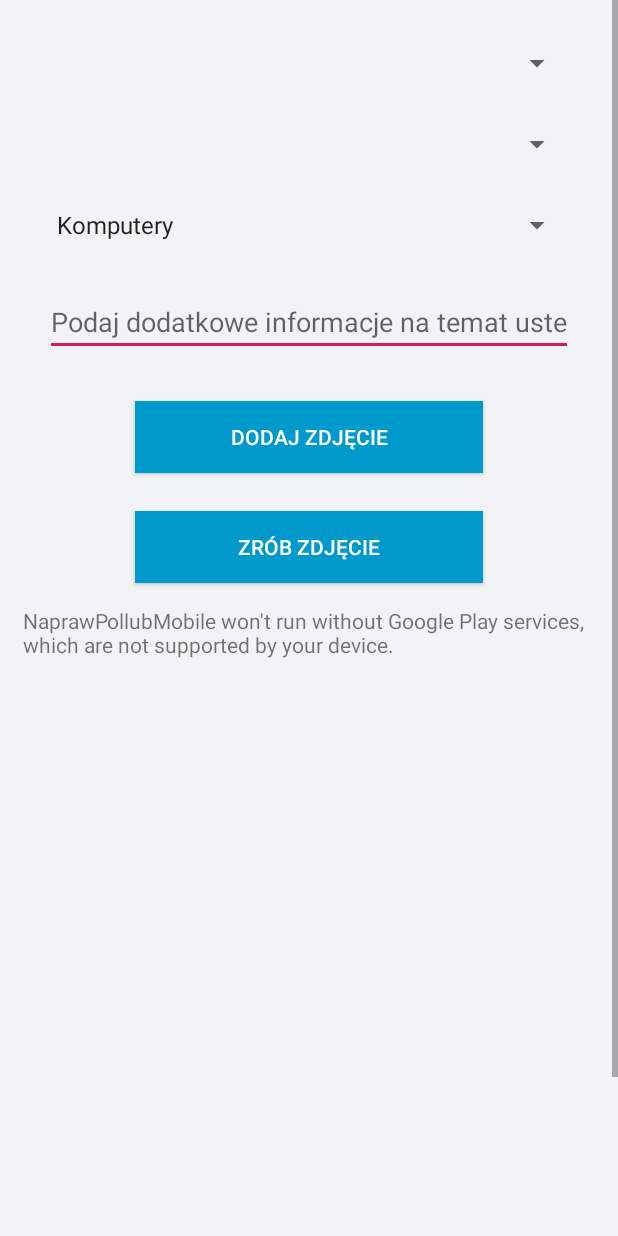
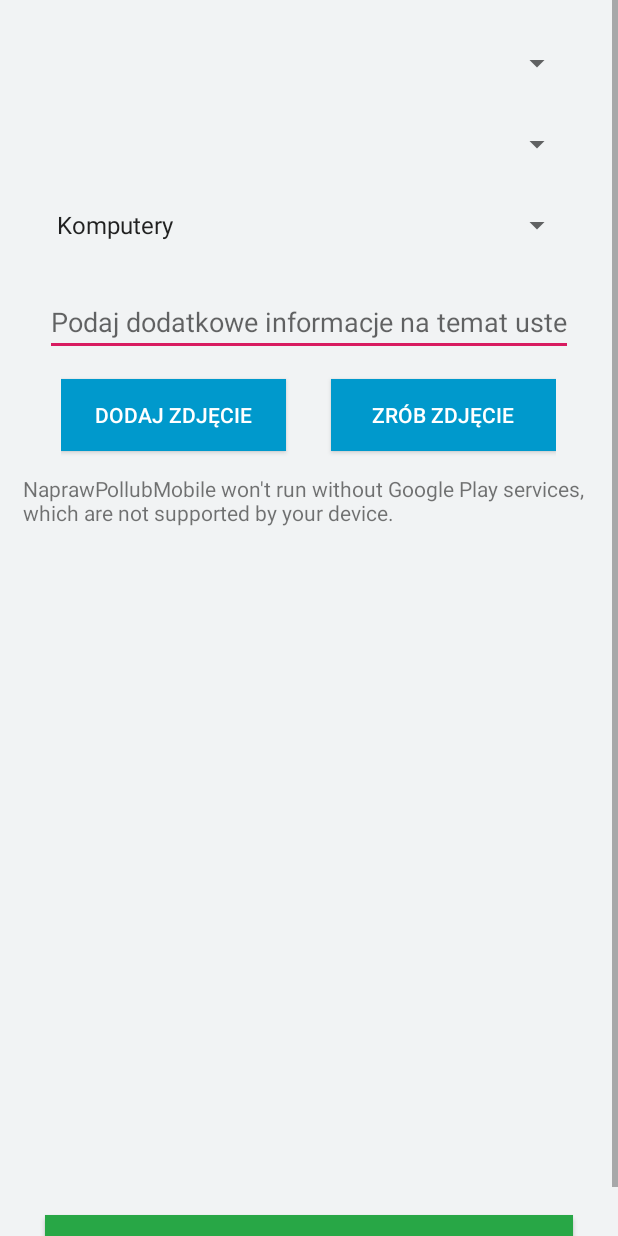
Before and after one commit to Schecter123/NaprawPollubMobile, an Android app: the AddDefectActivity screen opened directly, with no data from a screen before it, on a phone screen of 412 x 824 dp. Run offline under Robolectric (Android 15) with nearby library versions, the phone set to English and light mode, and no system bars; libraries missing offline, so code that uses them is left out: com.koushikdutta.async, com.koushikdutta.ion, pub.devrel.easypermissions; pictures from the network do not load; 3 statements that could not run were skipped.

```diff
--- a/app/src/main/java/com/example/naprawpollubmobile/AddDefectActivity.java
+++ b/app/src/main/java/com/example/naprawpollubmobile/AddDefectActivity.java
@@ -1,7 +1,6 @@
 package com.example.naprawpollubmobile;
 
 import androidx.annotation.NonNull;
-import androidx.appcompat.app.AppCompatActivity;
 import androidx.fragment.app.FragmentActivity;
 import pub.devrel.easypermissions.EasyPermissions;
 
@@ -13,7 +12,6 @@ import android.location.Location;
 import android.net.Uri;
 import android.os.AsyncTask;
 import android.os.Bundle;
-import android.os.Handler;
 import android.provider.MediaStore;
 import android.util.Base64;
 import android.view.View;
@@ -22,14 +20,12 @@ import android.widget.ArrayAdapter;
 import android.widget.Button;
 import android.widget.EditText;
 import android.widget.ImageView;
-import android.widget.ScrollView;
 import android.widget.Spinner;
 import android.widget.Toast;
 
 import com.google.android.gms.maps.CameraUpdateFactory;
 import com.google.android.gms.maps.GoogleMap;
 import com.google.android.gms.maps.MapFragment;
-import com.google.android.gms.maps.MapView;
 import com.google.android.gms.maps.OnMapReadyCallback;
 import com.google.android.gms.maps.UiSettings;
 import com.google.android.gms.maps.model.LatLng;
@@ -63,26 +59,27 @@ public class AddDefectActivity extends FragmentActivity implements OnMapReadyCal
     private CustomScrollView myScrollView;
     private MapFragment mapFragment;
     private GoogleMap googleMap;
-
-
-    private String place;
-    private int idPlace;
-    private String username;
-    private int idUser;
-    private String room;
-    private int idRoom;
-    private String type;
-    private int defectTypeId;
-    private int idMarker;
-    private String content;
     private SessionHandler session;
     private Bitmap bitmap;
     private Uri fileUri;
     private File file;
+    private Defect defect;
+    //Defect
+    private String place;
+    private String content;
+    private int idPlace;
+    private int idUser;
+    private String idRoom;
+    private int defectTypeId;
+    int idMarker;
+    //Markers
+    private double latitude;
+    private double longitude;
+    private String info;
+
     public static final String UPLOAD_URL = "http://192.168.1.116:8000/api/v1/images";
     public static final String UPLOAD_KEY = "Image";
     private static final int READ_REQUEST_CODE = 300;
-    public static final String TAG = "MY MESSAGE";
     private int PICK_IMAGE_REQUEST = 1;
     private int MAP_REQUEST = 1;
     static final int REQUEST_IMAGE_CAPTURE = 1;
@@ -100,7 +97,7 @@ public class AddDefectActivity extends FragmentActivity implements OnMapReadyCal
         } catch (ParseException e) {
             e.printStackTrace();
         }
-        username = user.getUsername();
+        idUser = Integer.parseInt(user.getId());
 
 
         //EditText
@@ -150,7 +147,6 @@ public class AddDefectActivity extends FragmentActivity implements OnMapReadyCal
                     spinnerRoom.setVisibility(View.GONE);
 
                 } else {
-                    getIdMarker();
                     getAllRoomsForSpinner(roomSp, idPlace);
                     mapFragment.getView().setVisibility(View.GONE);
 
@@ -168,8 +164,7 @@ public class AddDefectActivity extends FragmentActivity implements OnMapReadyCal
             @Override
             public void onItemSelected(AdapterView<?> adapterView, View view, int i, long l) {
                 // On selecting a spinner item
-                room = ((Room) spinnerRoom.getSelectedItem()).getName();
-                idRoom = ((Room) spinnerRoom.getSelectedItem()).getId();
+                idRoom = String.valueOf(((Room) spinnerRoom.getSelectedItem()).getId());
 
                 roomSp.clear();
             }
@@ -184,7 +179,6 @@ public class AddDefectActivity extends FragmentActivity implements OnMapReadyCal
             @Override
             public void onItemSelected(AdapterView<?> adapterView, View view, int i, long l) {
                 // On selecting a spinner item
-                type = adapterView.getItemAtPosition(i).toString();
                 defectTypeId = i + 1;
 
             }
@@ -196,14 +190,24 @@ public class AddDefectActivity extends FragmentActivity implements OnMapReadyCal
             }
         });
 
-        getUserId();
+        //getUserId();
 
 
         btnAddDefect.setOnClickListener(new View.OnClickListener() {
             @Override
             public void onClick(View view) {
                 content = etContent.getText().toString();
-                addDefect();
+
+                if (place.equals("Inne")) {
+                    idRoom = "";
+                    addMarker();
+                    getLastIdMarker();
+                }
+                if (idMarker < 16) {
+                    getIdMarker();
+                    addDefect();
+                }
+
                 // uploadImage();
             }
         });
@@ -316,7 +320,6 @@ public class AddDefectActivity extends FragmentActivity implements OnMapReadyCal
         ui.execute(bitmap);
     }
 
-
     public void setSpinnerType(List type) {
         type.add("Komputery");
         type.add("Infrastruktora");
@@ -368,7 +371,6 @@ public class AddDefectActivity extends FragmentActivity implements OnMapReadyCal
                         ArrayAdapter<String> dataAdapter = new ArrayAdapter<String>(AddDefectActivity.this, android.R.layout.simple_spinner_item, room);
                         dataAdapter.setDropDownViewResource(android.R.layout.simple_spinner_dropdown_item);
                         spinnerRoom.setAdapter(dataAdapter);
-                        System.out.println(result);
 
                     }
                     //String id = result.get("id").getAsString();
@@ -380,41 +382,18 @@ public class AddDefectActivity extends FragmentActivity implements OnMapReadyCal
 
     }
 
-    public void getUserId() {
-
-        String URL = "http://" + getString(R.string.ip) + ":8000/api/v1/users/" + username + "/login";
-        Ion.with(AddDefectActivity.this).load(URL).asJsonObject().setCallback(new FutureCallback<JsonObject>() {
-            @Override
-            public void onCompleted(Exception e, JsonObject result) {
-                try {
-                    idUser = result.get("id").getAsInt();
-                } catch (Exception erro) {
-
-                }
-            }
-        });
-
-
-    }
 
     public void addDefect() {
         String URL = "http://" + getString(R.string.ip) + ":8000/api/v1/defects";
         Timestamp timestamp = new Timestamp(System.currentTimeMillis());
         timestamp.setTime(timestamp.getTime() + (((60 * 60) + 0) * 1000));
 
-        System.out.println(defectTypeId);
-        System.out.println(idPlace);
-        System.out.println(idUser);
-        System.out.println(idRoom);
-        System.out.println(idMarker);
-        System.out.println(content);
-        System.out.println(timestamp);
         Ion.with(AddDefectActivity.this)
                 .load("POST", URL)
                 .setBodyParameter("defectType", String.valueOf(defectTypeId))
                 .setBodyParameter("idPlace", String.valueOf(idPlace))
                 .setBodyParameter("idUser", String.valueOf(idUser))
-                .setBodyParameter("idRoom", String.valueOf(idRoom))
+                .setBodyParameter("idRoom", idRoom)
                 .setBodyParameter("idMarker", String.valueOf(idMarker))
                 .setBodyParameter("defectState", "ForRepair")
                 .setBodyParameter("description", content)
@@ -435,6 +414,27 @@ public class AddDefectActivity extends FragmentActivity implements OnMapReadyCal
                 });
     }
 
+    public void addMarker() {
+        String URL = "http://" + getString(R.string.ip) + ":8000/api/v1/markers";
+        Ion.with(AddDefectActivity.this)
+                .load("POST", URL)
+                .setBodyParameter("latitude", String.valueOf(latitude))
+                .setBodyParameter("longitude", String.valueOf(longitude))
+                .setBodyParameter("idPlace", "17")
+                .setBodyParameter("info", "Szczegóły usterki")
+                .asJsonObject()
+                .setCallback(new FutureCallback<JsonObject>() {
+                    @Override
+                    public void onCompleted(Exception e, JsonObject result) {
+                        try {
+                        } catch (Exception erro) {
+
+                        }
+                    }
+                });
+
+    }
+
     public void getIdMarker() {
 
         String idString = Integer.toString(idPlace);
@@ -450,6 +450,23 @@ public class AddDefectActivity extends FragmentActivity implements OnMapReadyCal
                 } catch (Exception erro) {
 
                 }
+            }
+        });
+
+    }
+
+
+    public void getLastIdMarker() {
+        String URL = "http://" + getString(R.string.ip) + ":8000/api/v1/last/markers";
+        Ion.with(AddDefectActivity.this).load(URL).asJsonArray().setCallback(new FutureCallback<JsonArray>() {
+            @Override
+            public void onCompleted(Exception e, JsonArray result) {
+                JsonObject cli = result.get(0).getAsJsonObject();
+                idMarker = cli.get("lastIdMarker").getAsInt();
+                System.out.println(idMarker);
+                addDefect();
+
+
             }
         });
 
@@ -476,7 +493,7 @@ public class AddDefectActivity extends FragmentActivity implements OnMapReadyCal
 
     @Override
     public void onMyLocationClick(@NonNull Location location) {
-        LatLng defectMarker = new LatLng(location.getLatitude(), location.getLongitude());
+        LatLng defectMarker = new LatLng(latitude = location.getLatitude(), longitude = location.getLongitude());
         Marker marker = googleMap.addMarker(new MarkerOptions()
                 .position(defectMarker)
                 .draggable(true));
--- a/app/src/main/java/com/example/naprawpollubmobile/SessionHandler.java
+++ b/app/src/main/java/com/example/naprawpollubmobile/SessionHandler.java
@@ -14,7 +14,9 @@ import java.util.Locale;
 
 public class SessionHandler {
     private static final String PREF_NAME = "UserSession";
+    private static final String KEY_IDUSER = "idUser";
     private static final String KEY_USERNAME = "username";
+    private static final String KEY_EMAIL = "email";
     private static final String KEY_EXPIRES = "expires_at";
     private static final String KEY_FULL_NAME = "full_name";
     private static final String KEY_ID = "id";
@@ -30,23 +32,25 @@ public class SessionHandler {
     }
 
 
-    public void loginUser(String username, JSONObject response) throws JSONException, ParseException {
+    public void loginUser(String id, String username, String email, JSONObject response) throws JSONException, ParseException {
         String expiresAt = response.getString(KEY_EXPIRES);
         String userData = response.getString("user");
         String idFromResponse = stripNonDigits(userData);
 
+        mEditor.putString(KEY_IDUSER, id);
         mEditor.putString(KEY_USERNAME, username);
+        mEditor.putString(KEY_EMAIL, email);
         mEditor.putString(KEY_EXPIRES, expiresAt);
         mEditor.putString(KEY_ID, idFromResponse);
 
         mEditor.commit();
     }
 
-    public static String stripNonDigits(final CharSequence input ){
+    public static String stripNonDigits(final CharSequence input) {
         final StringBuilder sb = new StringBuilder(input.length());
-        for(int i = 0; i < input.length(); i++){
+        for (int i = 0; i < input.length(); i++) {
             final char c = input.charAt(i);
-            if(c > 47 && c < 58){
+            if (c > 47 && c < 58) {
                 sb.append(c);
             }
         }
@@ -66,8 +70,7 @@ public class SessionHandler {
         Date dateExpireToken = format.parse(expiration);
         if (dateExpireToken.after(currentDate)) {
             return true;
-        }
-        else {
+        } else {
             return false;
         }
     }
@@ -78,7 +81,10 @@ public class SessionHandler {
             return null;
         }
         User user = new User();
+        user.setId(mPreferences.getString(KEY_IDUSER, KEY_EMPTY));
         user.setUsername(mPreferences.getString(KEY_USERNAME, KEY_EMPTY));
+        user.setEmail(mPreferences.getString(KEY_EMAIL, KEY_EMPTY));
+
 
         String expiration = mPreferences.getString(KEY_EXPIRES, KEY_EMPTY);
 
@@ -92,7 +98,7 @@ public class SessionHandler {
     }
 
 
-    public void logoutUser(){
+    public void logoutUser() {
         mEditor.clear();
         mEditor.commit();
     }
--- a/app/src/main/res/layout/activity_add_defect.xml
+++ b/app/src/main/res/layout/activity_add_defect.xml
@@ -13,9 +13,9 @@
         android:id="@+id/idScrollView"
         android:layout_width="match_parent"
         android:layout_height="match_parent"
-        android:fillViewport="true"
         android:descendantFocusability="beforeDescendants"
-        >
+        android:fillViewport="true">
+
         <LinearLayout
             android:layout_width="match_parent"
             android:layout_height="wrap_content"
@@ -59,13 +59,17 @@
                 android:hint="Podaj dodatkowe informacje na temat usterki"
                 android:inputType="textPersonName" />
 
+            <LinearLayout
+                android:layout_width="wrap_content"
+                android:layout_height="match_parent"
+                android:orientation="horizontal"
+                android:layout_gravity="center">
+
                 <Button
                     android:id="@+id/btnAddImage"
-                android:layout_width="match_parent"
+                    android:layout_width="150dp"
                     android:layout_height="wrap_content"
-                android:layout_marginLeft="90dp"
-                android:layout_marginTop="30dp"
-                android:layout_marginRight="90dp"
+                    android:layout_marginTop="15dp"
                     android:layout_marginBottom="15dp"
                     android:background="@android:color/holo_blue_dark"
                     android:text="Dodaj zdjęcie"
@@ -73,15 +77,16 @@
 
                 <Button
                     android:id="@+id/btnTakeImage"
-                android:layout_width="match_parent"
+                    android:layout_width="150dp"
                     android:layout_height="wrap_content"
-                android:layout_marginLeft="90dp"
-                android:layout_marginTop="10dp"
-                android:layout_marginRight="90dp"
+                    android:layout_marginTop="15dp"
+                    android:layout_marginLeft="30dp"
                     android:layout_marginBottom="15dp"
                     android:background="@android:color/holo_blue_dark"
                     android:text="Zrób zdjęcie"
                     android:textColor="@android:color/white" />
+            </LinearLayout>
+
 
             <ImageView
                 android:id="@+id/imageView"
```
Also changed, not shown: app/src/main/java/com/example/naprawpollubmobile/MainActivity.java (+37 -6 lines), app/src/main/java/com/example/naprawpollubmobile/User.java (+18 -0 lines). Lines whose indentation alone changed are shown as unchanged.
